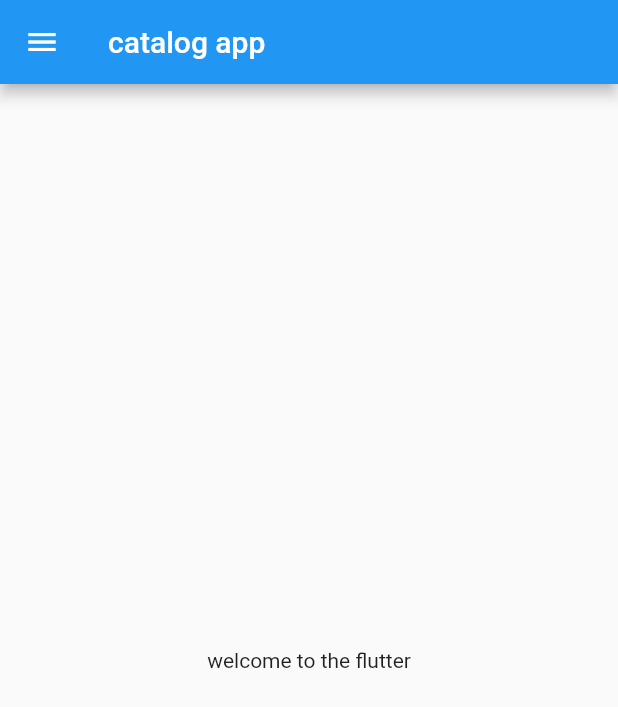
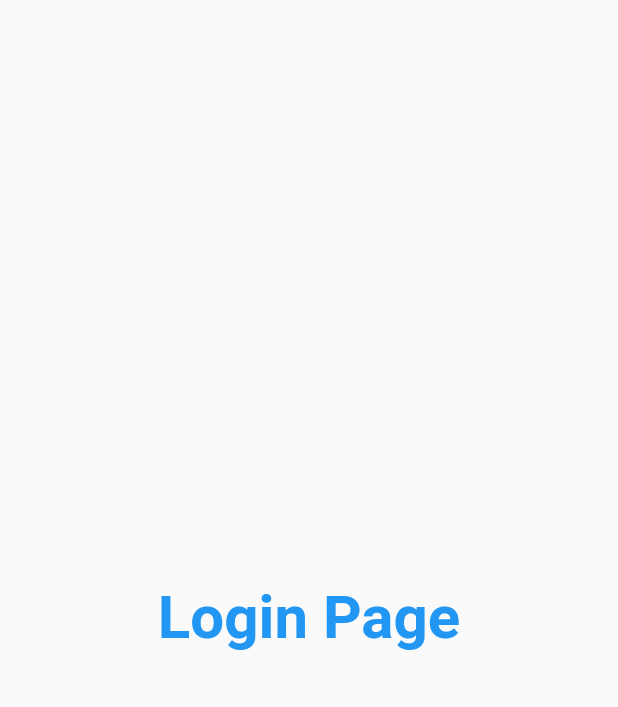
Before and after one commit to DaRkSoUl1690/First_project-Flutter-learning-, a Flutter app: the screen it shows after launch, on a phone screen of 412 x 824 dp. Shown: the top 707 px of the screen. Run offline on Flutter 3.47's test engine with Material 2 defaults, Android fonts, the phone set to English and light mode, and no system bars.

Commit message:
learn about styles routes,classes in flutter

```diff
--- a/lib/main.dart
+++ b/lib/main.dart
@@ -1,5 +1,6 @@
 import 'package:flutter/material.dart';
 import 'package:flutter_f1/pages/home_page.dart';
+import 'package:flutter_f1/pages/login_page.dart';
 
 void main() {
   runApp(MyApp());
@@ -9,6 +10,18 @@
   // This widget is the root of your application.
   @override
   Widget build(BuildContext context) {
-    return MaterialApp(home: HomePage());
+    return MaterialApp(
+      // home: HomePage(),
+      // themeMode: ThemeMode.light,
+      // theme: ThemeData(primarySwatch: Colors.teal),
+      // darkTheme:
+      //     ThemeData(brightness: Brightness.light, primarySwatch: Colors.red),
+      initialRoute: "/",
+      routes: {
+        "/": (context) => new loginPage(),
+        "/home": (context) => HomePage(),
+        "/login": (context) => new loginPage()
+      },
+    );
   }
 }
--- /dev/null
+++ b/lib/pages/login_page.dart
@@ -0,0 +1,21 @@
+import 'package:flutter/material.dart';
+
+// ignore: camel_case_types
+class loginPage extends StatelessWidget {
+  @override
+  Widget build(BuildContext context) {
+    return Material(
+      child: Center(
+        child: Text(
+          "Login Page",
+          style: TextStyle(
+            fontSize: 20,
+            color: Colors.blue,
+            fontWeight: FontWeight.bold,
+          ),
+          textScaleFactor: 2.0,
+        ),
+      ),
+    );
+  }
+}
```
